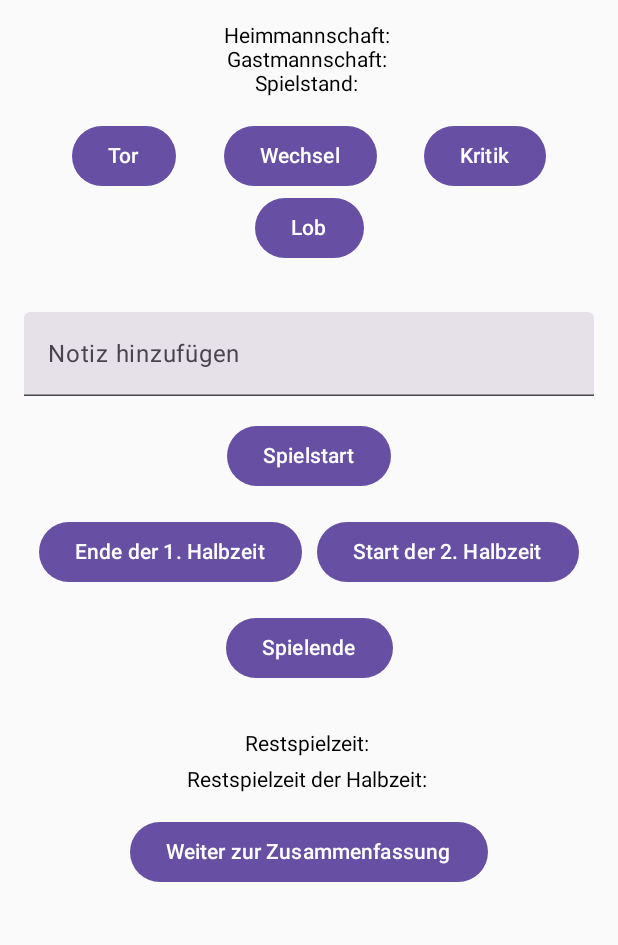
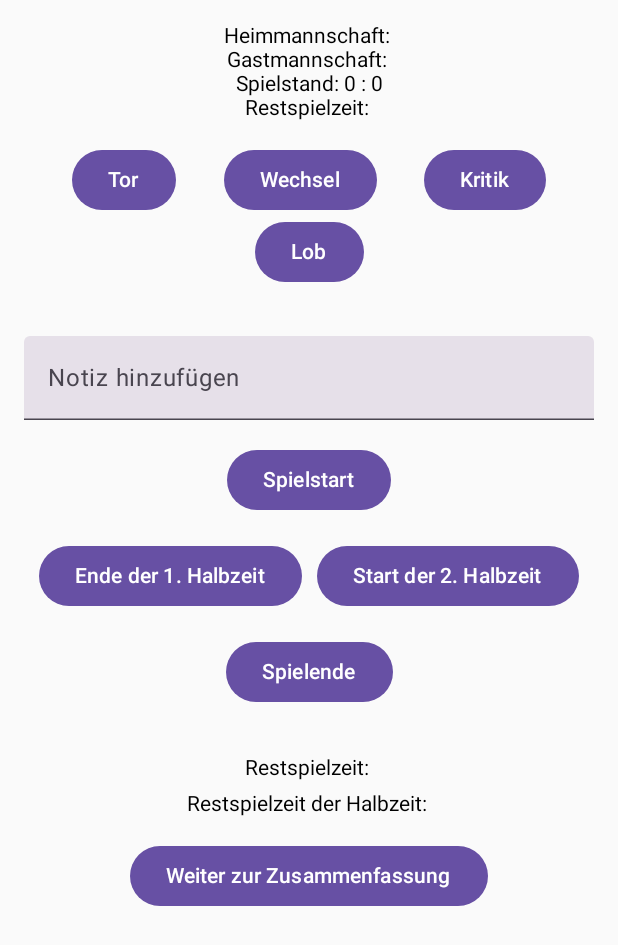
Before and after one commit to daniellinge/vieerefereee, an Android app built with Jetpack Compose: the StartScreen screen opened through its navigation route, after a tap on "D Jugend 2* 30 Min", on a phone screen of 412 x 824 dp. Shown: the top 945 px of the screen. Run offline under Robolectric (Android 15) with nearby library versions, the phone set to English and light mode, and no system bars; our stand-ins replace Firebase (no records; nobody signed in at launch, a user with empty details on screens opened directly), livedata-compose.

Commit message:
Spielstandzähler funktioniert

```diff
--- a/app/src/main/java/com/daniel_linge/viewreferee/RefereeViewModel.kt
+++ b/app/src/main/java/com/daniel_linge/viewreferee/RefereeViewModel.kt
@@ -22,10 +22,10 @@ class RefereeViewModel : ViewModel() {
     private val _awayTeam = MutableLiveData<String>()
     val awayTeam: LiveData<String> get() = _awayTeam
 
-    private val _homeScore = MutableLiveData<Int>()
+    private val _homeScore = MutableLiveData(0)
     val homeScore: LiveData<Int> get() = _homeScore
 
-    private val _awayScore = MutableLiveData<Int>()
+    private val _awayScore = MutableLiveData(0)
     val awayScore: LiveData<Int> get() = _awayScore
 
     private val _remainingTime = MutableLiveData<String>()
--- a/app/src/main/java/com/daniel_linge/viewreferee/TickerScreen.kt
+++ b/app/src/main/java/com/daniel_linge/viewreferee/TickerScreen.kt
@@ -51,6 +51,8 @@ fun TickerScreen(
     val halfRemainingTime by refereeViewModel.halfRemainingTime.observeAsState("")
     val events by refereeViewModel.eventList.observeAsState(emptyList())
     val currentReferee by refereeViewModel.currentReferee.observeAsState()
+    val homeScore by refereeViewModel.homeScore.observeAsState(0)
+    val awayScore by refereeViewModel.awayScore.observeAsState(0)
 
     LaunchedEffect(Unit) {
         refereeViewModel.setHomeTeam(homeTeam)
@@ -72,7 +74,8 @@ fun TickerScreen(
         }
         Text("Heimmannschaft: $homeTeam")
         Text("Gastmannschaft: $awayTeam")
-        Text("Spielstand: $remainingTime")
+        Text("Spielstand: $homeScore : $awayScore")
+        Text("Restspielzeit: $remainingTime")
 
         Spacer(modifier = Modifier.height(16.dp))
 
```
